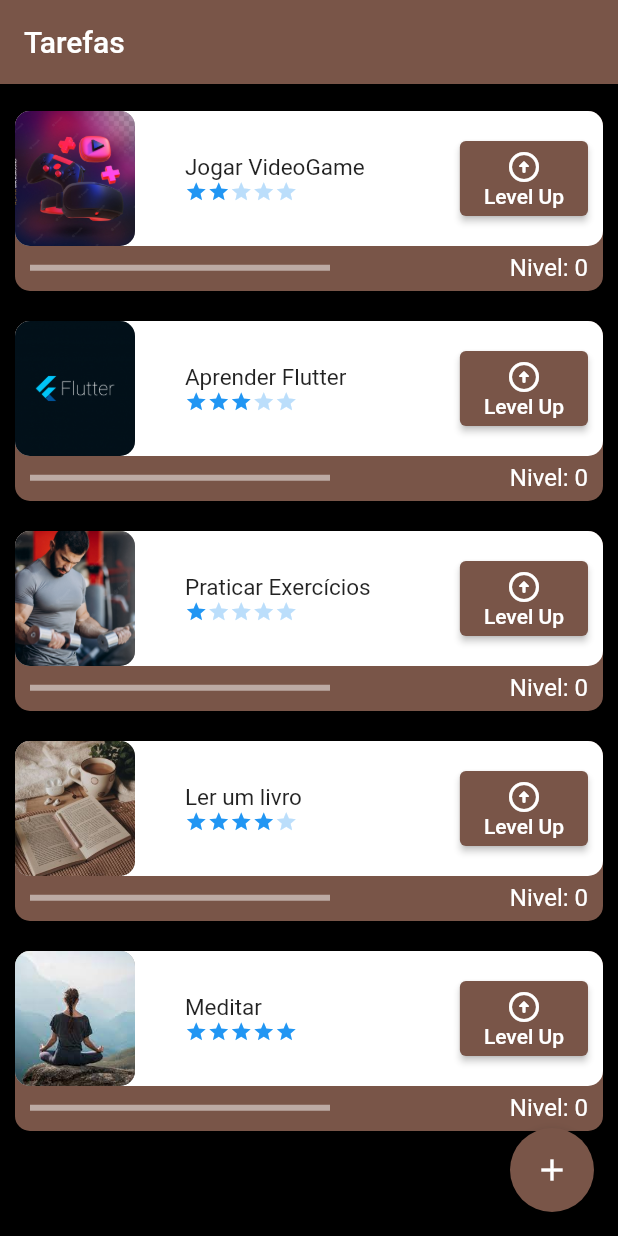
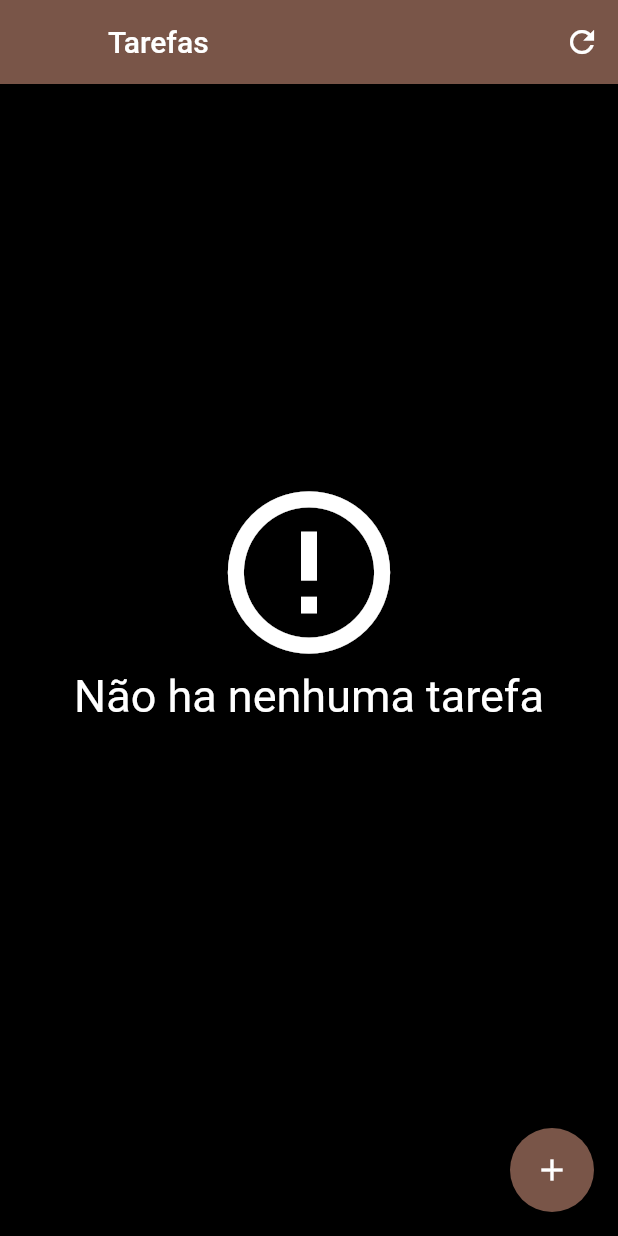
Before and after one commit to Caue-Lourenzo-Batista/projeto_tarefas, a Flutter app: the screen it shows after launch, on a phone screen of 412 x 824 dp. Run offline on Flutter 3.47's test engine with Material 2 defaults, Android fonts, the phone set to English and light mode, and no system bars; our stand-ins replace sqflite; accounts and stored records are empty.

Commit message:
Incluindo SQflite e CRUD no projeto

```diff
--- /dev/null
+++ b/lib/data/task_dao.dart
@@ -0,0 +1,93 @@
+import 'package:projeto_tarefas/Widgets/tasks.dart';
+import 'package:projeto_tarefas/data/database.dart';
+import 'package:sqflite/sqflite.dart';
+
+class TaskDao {
+  //----------------Criando o Banco de Dados-----------------
+
+  static const String tableSql = 'CREATE TABLE taskTable(name TEXT, difficulty INTEGER, image TEXT)';
+
+  //--------Criando os métodos do CRUD para o banco---------
+
+  save(Task tarefa) async {
+    print('Acessando o save');
+
+    final Database bancoDados = await getDatabase();
+    var itemExist = await find(tarefa.tarefa);
+    Map<String, dynamic> taskMap = toMap(tarefa);
+
+    if (itemExist.isEmpty) {
+      print('A tarefa não existe');
+
+      return await bancoDados.insert('taskTable', taskMap);
+    } else {
+      print('A terefa já existia');
+
+      return await bancoDados.update('taskTable', taskMap,
+          where: 'name = ?', whereArgs: [tarefa.tarefa]);
+    }
+  }
+
+  delete(String nomeTarefa) async {
+    print('Acessando o delete');
+
+    final Database bancoDados = await getDatabase();
+
+    return bancoDados
+        .delete('taskTable', where: 'name = ?', whereArgs: [nomeTarefa]);
+  }
+
+  Future<List<Task>> find(String nomeTarefa) async {
+    print('Acessando o find');
+
+    final Database bancoDados = await getDatabase();
+
+    final List<Map<String, dynamic>> result = await bancoDados
+        .query('taskTable', where: 'name = ?', whereArgs: [nomeTarefa]);
+
+    print('Procurando tarefa... ${toList(result)}');
+
+    return toList(result);
+  }
+
+  Future<List<Task>> findAll() async {
+    print('Acessando o findALl');
+
+    final Database bancoDados = await getDatabase();
+
+    final List<Map<String, dynamic>> result = await bancoDados.query('taskTable');
+
+    print('Procurando dados no banco... $result');
+
+    return toList(result);
+  }
+}
+
+
+//----------Metodo toList para transformas listas em tarefas-------------
+List<Task> toList(List<Map<String, dynamic>> mapaTarefas) {
+  final List<Task> tarefas = [];
+
+  for (Map<String, dynamic> linha in mapaTarefas) {
+    final Task tarefa =
+        Task(linha['name'], linha['image'], linha['difficulty']);
+    tarefas.add(tarefa);
+  }
+
+  print('lista de tarefas $tarefas');
+
+  return tarefas;
+}
+
+//----------Metodo toMap para transformas tarefas em lista-------------
+Map<String, dynamic> toMap(Task tarefa) {
+  print('Convertendo tarefa em Map');
+  final Map<String, dynamic> mapaTarefas = {};
+  mapaTarefas['name'] = tarefa.tarefa;
+  mapaTarefas['difficulty'] = tarefa.difficulty;
+  mapaTarefas['image'] = tarefa.foto;
+
+  print('Mapa de tarefas transformada $mapaTarefas');
+
+  return mapaTarefas;
+}
--- a/lib/data/task_inherrited.dart
+++ b/lib/data/task_inherrited.dart
@@ -15,8 +15,8 @@ class TaskInherrited extends InheritedWidget {
     Task('Meditar', 'assets/images/meditar.jpg', 5),
   ];
 
-  void newTask(String nome, String foto, int dificuldade){
-    taskList.add(Task(nome, foto, dificuldade));
+  void newTask(String nome, String foto, int difficulty){
+    taskList.add(Task(nome, foto, difficulty));
   }
 
   static TaskInherrited of(BuildContext context) {
--- a/lib/screens/initial_screen.dart
+++ b/lib/screens/initial_screen.dart
@@ -1,6 +1,7 @@
 import 'package:flutter/material.dart';
 import 'package:projeto_tarefas/Screens/form_screen.dart';
 import 'package:projeto_tarefas/Widgets/tasks.dart';
+import 'package:projeto_tarefas/data/task_dao.dart';
 import '../data/task_inherrited.dart';
 
 class initialScreen extends StatefulWidget {
@@ -11,17 +12,88 @@ class initialScreen extends StatefulWidget {
 }
 
 class _initialScreenState extends State<initialScreen> {
-
   @override
   Widget build(BuildContext context) {
     return Scaffold(
       backgroundColor: Colors.black,
       appBar: AppBar(
+        leading: Container(),
+        actions: [IconButton(onPressed: () {setState(() {});}, icon: Icon(Icons.refresh))],
         title: const Text("Tarefas"),
       ),
-      body: ListView(
-        children: TaskInherrited.of(context).taskList,
+      body: Padding(
         padding: const EdgeInsets.only(top: 8, bottom: 90),
+        child: FutureBuilder<List<Task>>(
+            future: TaskDao().findAll(),
+            builder: (context, snapshot) {
+              List<Task>? itens = snapshot.data;
+
+              switch (snapshot.connectionState) {
+                case ConnectionState.none:
+                  return Center(
+                    child: Column(
+                      children: const [
+                        CircularProgressIndicator(),
+                        Text('Carregando...'),
+                      ],
+                    ),
+                  );
+
+                case ConnectionState.waiting:
+                  return Center(
+                    child: Column(
+                      children: [
+                        CircularProgressIndicator(),
+                        Text('Carregando...'),
+                      ],
+                    ),
+                  );
+
+                case ConnectionState.active:
+                  return Center(
+                    child: Column(
+                      children: [
+                        CircularProgressIndicator(),
+                        Text('Carregando...'),
+                      ],
+                    ),
+                  );
+
+                case ConnectionState.done:
+                  if (snapshot.hasData && itens != null) {
+                    if (itens.isNotEmpty) {
+                      return ListView.builder(
+                          itemCount: itens.length,
+                          itemBuilder: (BuildContext context, int index) {
+                            final Task tarefa = itens[index];
+                            return tarefa;
+                          });
+                    }
+                    return Center(
+                      child: Column(
+                        mainAxisAlignment: MainAxisAlignment.center,
+                        crossAxisAlignment: CrossAxisAlignment.center,
+                        children: const [
+                          Icon(
+                            Icons.error_outline_outlined,
+                            size: 130,
+                            color: Colors.white,
+                          ),
+                          Text(
+                            'Não ha nenhuma tarefa',
+                            style: TextStyle(
+                              fontSize: 30,
+                              color: Colors.white,
+                            ),
+                          ),
+                        ],
+                      ),
+                    );
+                  }
+                  return Text('Erro ao conectar ao banco de dados');
+              }
+              return Text('Erro desconhecido');
+            }),
       ),
       floatingActionButton: FloatingActionButton(
         onPressed: () {
@@ -30,6 +102,9 @@ class _initialScreenState extends State<initialScreen> {
             MaterialPageRoute(
               builder: (contextNew) => form_screen(taskContext: context),
             ),
+          ).then((value) => setState(() {
+                print('Recarregando a pagina');
+              })
           );
         },
         child: const Icon(Icons.add),
--- a/lib/widgets/difficulty.dart
+++ b/lib/widgets/difficulty.dart
@@ -15,27 +15,27 @@ class Difficulty extends StatelessWidget {
       children: [
         Icon(
           Icons.star,
-          size: 15,
+          size: 18,
           color: (levelDificulty >= 1) ? Colors.blue : Colors.blue[100],
         ),
         Icon(
           Icons.star,
-          size: 15,
+          size: 18,
           color: (levelDificulty >= 2) ? Colors.blue : Colors.blue[100],
         ),
         Icon(
           Icons.star,
-          size: 15,
+          size: 18,
           color: (levelDificulty >= 3) ? Colors.blue : Colors.blue[100],
         ),
         Icon(
           Icons.star,
-          size: 15,
+          size: 18,
           color: (levelDificulty >= 4) ? Colors.blue : Colors.blue[100],
         ),
         Icon(
           Icons.star,
-          size: 15,
+          size: 18,
           color: (levelDificulty >= 5) ? Colors.blue : Colors.blue[100],
         ),
       ],
--- a/lib/widgets/tasks.dart
+++ b/lib/widgets/tasks.dart
@@ -1,15 +1,16 @@
 import 'package:flutter/material.dart';
+import 'package:projeto_tarefas/data/task_dao.dart';
 
 import 'difficulty.dart';
 
 class Task extends StatefulWidget {
   final String tarefa;
   final String foto;
-  final int dificuldade;
+  final int difficulty;
   int nivel = 0;
   int state = 0;
 
-  Task(this.tarefa, this.foto, this.dificuldade, {Key? key})
+  Task(this.tarefa, this.foto, this.difficulty, {Key? key})
       : super(key: key);
 
   @override
@@ -44,7 +45,7 @@ class _TaskState extends State<Task> {
               borderRadius: BorderRadius.circular(10),
               color: colors[widget.state],
             ),
-            height: 120,
+            height: 130,
           ),
           Column(
             children: [
@@ -53,7 +54,7 @@ class _TaskState extends State<Task> {
                   borderRadius: BorderRadius.circular(10),
                   color: Colors.white,
                 ),
-                height: 90,
+                height: 100,
                 child: Row(
                   mainAxisAlignment: MainAxisAlignment.spaceBetween,
                   children: [
@@ -86,13 +87,13 @@ class _TaskState extends State<Task> {
                           child: Text(
                             widget.tarefa,
                             style: const TextStyle(
-                              fontSize: 15,
+                              fontSize: 16,
                               overflow: TextOverflow.ellipsis,
                             ),
                           ),
                         ),
                         Difficulty(
-                          levelDificulty: widget.dificuldade,
+                          levelDificulty: widget.difficulty,
                         ),
                       ],
                     ),
@@ -100,10 +101,30 @@ class _TaskState extends State<Task> {
                       padding: const EdgeInsets.only(
                         right: 10.0,
                       ),
-                      child: ElevatedButton(
+                      child: Column(
+                        children: [
+                          ElevatedButton(
+
                             onPressed: () {
                               setState(() {
-                            if (widget.nivel < widget.dificuldade * 10) {
+                                TaskDao().delete(widget.tarefa);
+                              });
+                            },
+                            child: SizedBox(
+                                height: 25,
+                                child: Column(
+                                  mainAxisAlignment: MainAxisAlignment.center,
+                                  children: const [
+                                    Icon(Icons.delete_forever),
+                                  ],
+                                )),
+                          ),
+
+                          ElevatedButton(
+
+                            onPressed: () {
+                              setState(() {
+                                if (widget.nivel < widget.difficulty * 10) {
                                   widget.nivel++;
                                 } else if (widget.state == colors.length - 1) {
                                   widget.nivel++;
@@ -114,14 +135,15 @@ class _TaskState extends State<Task> {
                               });
                             },
                             child: SizedBox(
-                            height: 50,
+                                height: 25,
                                 child: Column(
                                   mainAxisAlignment: MainAxisAlignment.center,
                                   children: const [
                                     Icon(Icons.arrow_circle_up_rounded),
-                                Text("Level Up")
                                   ],
                                 )),
+                          ),
+                        ],
                       ),
                     ),
                   ],
@@ -136,8 +158,8 @@ class _TaskState extends State<Task> {
                       width: 200,
                       child: LinearProgressIndicator(
                         color: Colors.white,
-                        value: (widget.dificuldade > 0)
-                            ? (widget.nivel / widget.dificuldade) / 10
+                        value: (widget.difficulty > 0)
+                            ? (widget.nivel / widget.difficulty) / 10
                             : 1,
                       ),
                     ),
--- a/pubspec.yaml
+++ b/pubspec.yaml
@@ -36,10 +36,13 @@ dependencies:
   # The following adds the Cupertino Icons font to your application.
   # Use with the CupertinoIcons class for iOS style icons.
   cupertino_icons: ^1.0.2
+  sqflite: ^2.1.0
+  provider: ^6.0.3
 
 dev_dependencies:
   flutter_test:
     sdk: flutter
+
 
   # The "flutter_lints" package below contains a set of recommended lints to
   # encourage good coding practices. The lint set provided by the package is
```
Also changed, not shown: lib/data/database.dart (added, +10 -0 lines), lib/screens/form_screen.dart (+15 -5 lines), pubspec.lock. Lines whose indentation alone changed are shown as unchanged.
